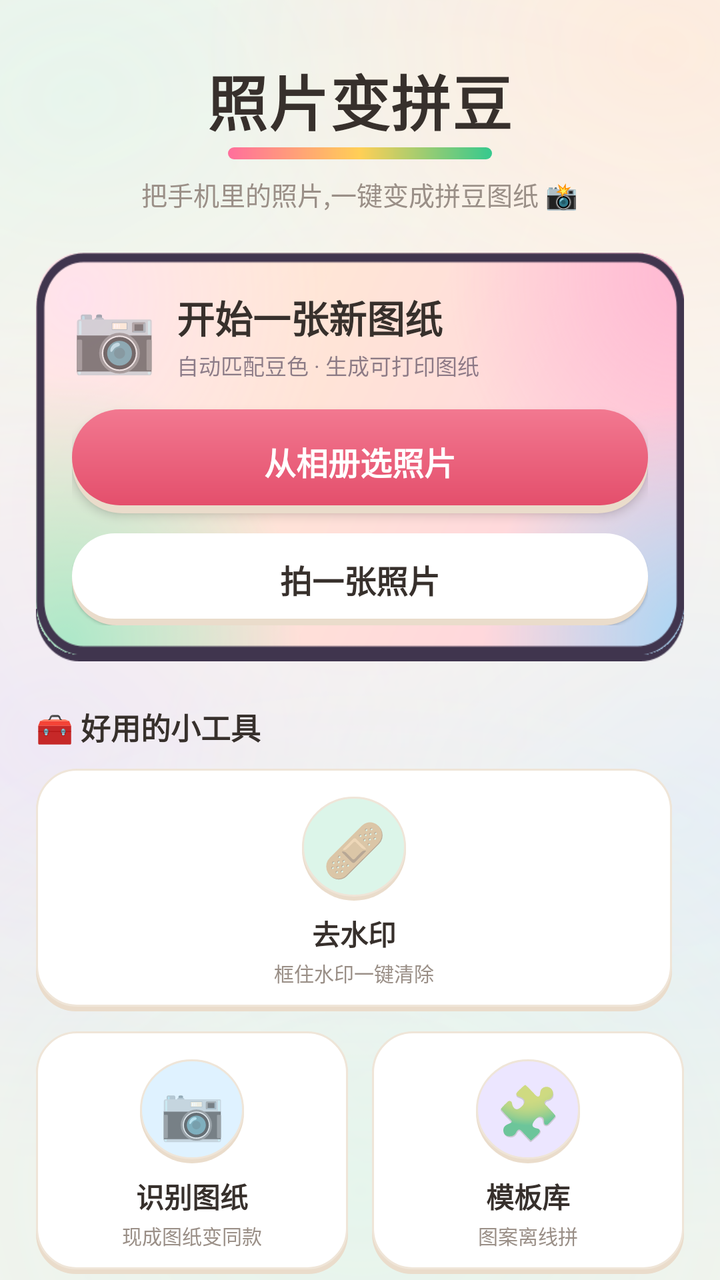
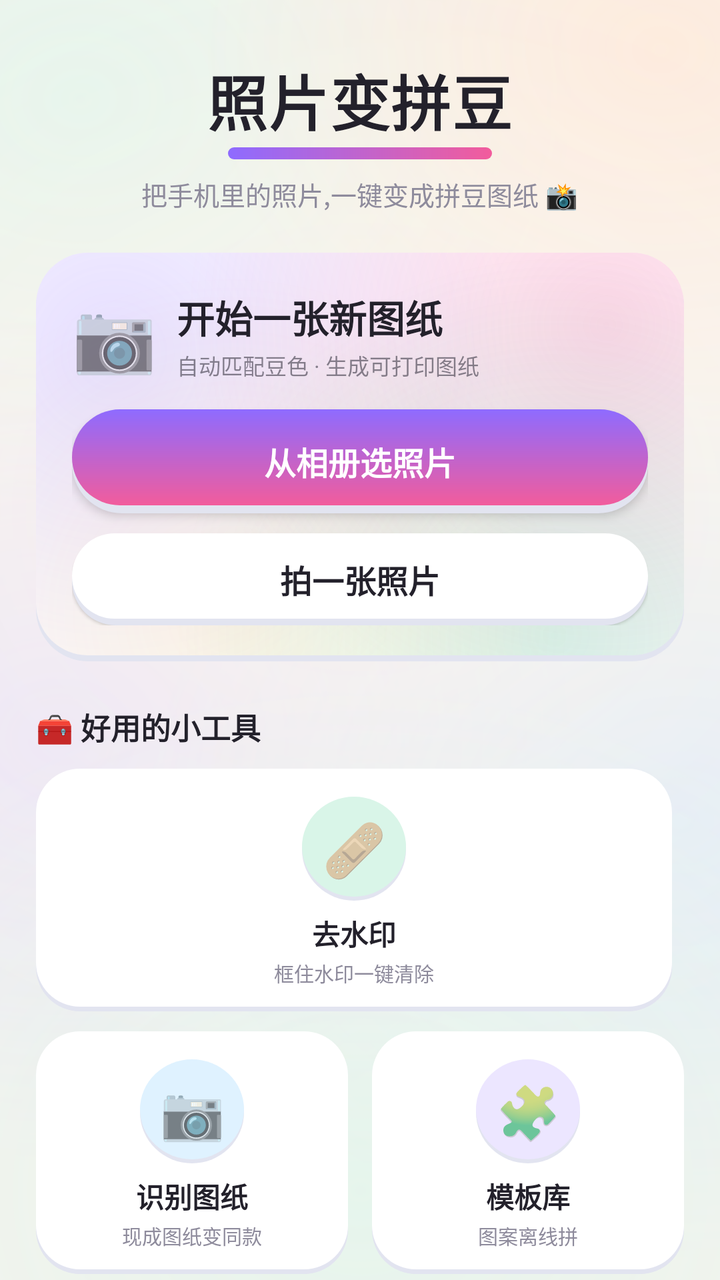

Compare the two renders of this Android layout. The source of the first and the diff that turns it into the second are given below.
<!-- AndroidManifest.xml: application theme AppTheme -->
<!-- res/layout/activity_main.xml -->
<?xml version="1.0" encoding="utf-8"?>
<ScrollView xmlns:android="http://schemas.android.com/apk/res/android"
    android:layout_width="match_parent"
    android:layout_height="match_parent"
    android:background="@drawable/bg_pegboard"
    android:fillViewport="true"
    android:scrollbars="none">

    <LinearLayout
        android:layout_width="match_parent"
        android:layout_height="wrap_content"
        android:orientation="vertical"
        android:paddingStart="18dp"
        android:paddingEnd="18dp">

        <Space
            android:layout_width="match_parent"
            android:layout_height="28dp" />

        
        <TextView
            android:layout_width="wrap_content"
            android:layout_height="wrap_content"
            android:layout_gravity="center_horizontal"
            android:letterSpacing="0.02"
            android:text="@string/app_name"
            android:textColor="@color/textMain"
            android:textSize="30sp"
            android:textStyle="bold" />

        <View
            android:layout_width="132dp"
            android:layout_height="6dp"
            android:layout_gravity="center_horizontal"
            android:layout_marginTop="2dp"
            android:background="@drawable/bg_crayon_line" />

        <TextView
            android:layout_width="wrap_content"
            android:layout_height="wrap_content"
            android:layout_gravity="center_horizontal"
            android:layout_marginTop="8dp"
            android:text="@string/main_tagline"
            android:textColor="@color/textSub"
            android:textSize="13sp" />

        
        <LinearLayout
            android:layout_width="match_parent"
            android:layout_height="wrap_content"
            android:layout_marginTop="20dp"
            android:background="@drawable/bg_hero_pastel"
            android:orientation="vertical"
            android:padding="18dp">

            <LinearLayout
                android:layout_width="match_parent"
                android:layout_height="wrap_content"
                android:gravity="center_vertical"
                android:orientation="horizontal">

                <TextView
                    android:layout_width="wrap_content"
                    android:layout_height="wrap_content"
                    android:text="📷"
                    android:textSize="34sp" />

                <LinearLayout
                    android:layout_width="0dp"
                    android:layout_height="wrap_content"
                    android:layout_marginStart="10dp"
                    android:layout_weight="1"
                    android:orientation="vertical">

                    <TextView
                        android:layout_width="wrap_content"
                        android:layout_height="wrap_content"
                        android:text="@string/main_new_title"
                        android:textColor="@color/textMain"
                        android:textSize="19sp"
                        android:textStyle="bold" />

                    <TextView
                        android:layout_width="wrap_content"
                        android:layout_height="wrap_content"
                        android:layout_marginTop="2dp"
                        android:text="@string/main_new_desc"
                        android:textColor="#9940354E"
                        android:textSize="11sp" />
                </LinearLayout>
            </LinearLayout>

            <TextView
                android:id="@+id/btnGallery"
                style="@style/BigBtn"
                android:layout_width="match_parent"
                android:layout_height="52dp"
                android:layout_marginTop="14dp"
                android:background="@drawable/bg_btn_primary"
                android:elevation="3dp"
                android:text="@string/main_pick_gallery"
                android:textColor="#FFFFFF" />

            <TextView
                android:id="@+id/btnCamera"
                style="@style/BigBtn"
                android:layout_width="match_parent"
                android:layout_height="46dp"
                android:layout_marginTop="10dp"
                android:background="@drawable/bg_btn_secondary"
                android:elevation="1dp"
                android:text="@string/main_pick_camera"
                android:textColor="@color/textMain" />
        </LinearLayout>

        
        <LinearLayout
            android:layout_width="match_parent"
            android:layout_height="wrap_content"
            android:layout_marginTop="22dp"
            android:layout_marginBottom="10dp"
            android:gravity="center_vertical"
            android:orientation="horizontal">

            <TextView
                android:layout_width="wrap_content"
                android:layout_height="wrap_content"
                android:text="@string/main_tools"
                android:textColor="@color/textMain"
                android:textSize="15sp"
                android:textStyle="bold" />

            <View
                android:layout_width="0dp"
                android:layout_height="1.5dp"
                android:layout_marginStart="10dp"
                android:background="@color/line" />
        </LinearLayout>

        
        <LinearLayout
            android:layout_width="match_parent"
            android:layout_height="wrap_content"
            android:orientation="horizontal">

            <LinearLayout
                android:id="@+id/cardWatermark"
                style="@style/ToolCard"
                android:layout_marginEnd="6dp">

                <TextView style="@style/ToolCardIcon" android:text="🩹" android:background="@drawable/bg_icon_mint" />
                <TextView style="@style/ToolCardTitle" android:text="@string/tool_watermark" />
                <TextView style="@style/ToolCardDesc" android:text="@string/tool_watermark_desc" />
            </LinearLayout>
        </LinearLayout>

        <LinearLayout
            android:layout_width="match_parent"
            android:layout_height="wrap_content"
            android:layout_marginTop="10dp"
            android:orientation="horizontal">

            <LinearLayout
                android:id="@+id/btnScanPattern"
                style="@style/ToolCard"
                android:layout_marginEnd="6dp">

                <TextView style="@style/ToolCardIcon" android:text="📷" android:background="@drawable/bg_icon_sky" />
                <TextView style="@style/ToolCardTitle" android:text="@string/tool_scan" />
                <TextView style="@style/ToolCardDesc" android:text="@string/tool_scan_desc" />
            </LinearLayout>

            <LinearLayout
                android:id="@+id/btnTemplates"
                style="@style/ToolCard"
                android:layout_marginStart="6dp">

                <TextView style="@style/ToolCardIcon" android:text="🧩" android:background="@drawable/bg_icon_lilac" />
                <TextView style="@style/ToolCardTitle" android:text="@string/tool_templates" />
                <TextView
                    android:id="@+id/toolTemplatesDesc"
                    style="@style/ToolCardDesc"
                    android:text="@string/tool_templates_desc" />
            </LinearLayout>
        </LinearLayout>

        <LinearLayout
            android:layout_width="match_parent"
            android:layout_height="wrap_content"
            android:layout_marginTop="10dp"
            android:orientation="horizontal">

            <LinearLayout
                android:id="@+id/btnText"
                style="@style/ToolCard"
                android:layout_marginEnd="6dp">

                <TextView style="@style/ToolCardIcon" android:text="🔤" android:background="@drawable/bg_icon_butter" />
                <TextView style="@style/ToolCardTitle" android:text="@string/tool_text" />
                <TextView style="@style/ToolCardDesc" android:text="@string/tool_text_desc" />
            </LinearLayout>

            <LinearLayout
                android:id="@+id/btnBlank"
                style="@style/ToolCard"
                android:layout_marginStart="6dp">

                <TextView style="@style/ToolCardIcon" android:text="✏️" android:background="@drawable/bg_icon_peach" />
                <TextView style="@style/ToolCardTitle" android:text="@string/tool_blank" />
                <TextView style="@style/ToolCardDesc" android:text="@string/tool_blank_desc" />
            </LinearLayout>
        </LinearLayout>

        <LinearLayout
            android:layout_width="match_parent"
            android:layout_height="wrap_content"
            android:layout_marginTop="10dp"
            android:orientation="horizontal">

            <LinearLayout
                android:id="@+id/btnKnowledge"
                style="@style/ToolCard"
                android:layout_marginEnd="6dp">

                <TextView style="@style/ToolCardIcon" android:text="📖" android:background="@drawable/bg_icon_pink" />
                <TextView style="@style/ToolCardTitle" android:text="@string/tool_knowledge" />
                <TextView style="@style/ToolCardDesc" android:text="@string/tool_knowledge_desc" />
            </LinearLayout>

            <LinearLayout
                android:id="@+id/btnInventoryHome"
                style="@style/ToolCard"
                android:layout_marginStart="6dp">

                <TextView style="@style/ToolCardIcon" android:text="🎒" android:background="@drawable/bg_icon_mint" />
                <TextView style="@style/ToolCardTitle" android:text="@string/tool_inventory" />
                <TextView style="@style/ToolCardDesc" android:text="@string/tool_inventory_desc" />
            </LinearLayout>
        </LinearLayout>

        
        <LinearLayout
            android:layout_width="match_parent"
            android:layout_height="wrap_content"
            android:layout_marginTop="22dp"
            android:layout_marginBottom="10dp"
            android:gravity="center_vertical"
            android:orientation="horizontal">

            <TextView
                android:layout_width="wrap_content"
                android:layout_height="wrap_content"
                android:text="@string/main_continue"
                android:textColor="@color/textMain"
                android:textSize="15sp"
                android:textStyle="bold" />

            <View
                android:layout_width="0dp"
                android:layout_height="1.5dp"
                android:layout_marginStart="10dp"
                android:background="@color/line" />
        </LinearLayout>

        <LinearLayout
            android:id="@+id/btnProjects"
            style="@style/ToolCard"
            android:layout_width="match_parent"
            android:layout_height="wrap_content"
            android:layout_marginTop="10dp"
            android:orientation="horizontal"
            android:gravity="center_vertical">

            <TextView style="@style/ToolCardIcon" android:text="🗂" android:background="@drawable/bg_icon_sky" />

            <LinearLayout
                android:layout_width="0dp"
                android:layout_height="wrap_content"
                android:layout_marginStart="12dp"
                android:layout_weight="1"
                android:orientation="vertical">

                <TextView style="@style/ToolCardTitle" android:text="@string/tool_projects" />
                <TextView style="@style/ToolCardDesc" android:text="@string/tool_projects_desc" />
            </LinearLayout>
        </LinearLayout>

        
        <LinearLayout
            android:id="@+id/btnBackup"
            style="@style/ToolCard"
            android:layout_width="match_parent"
            android:layout_height="wrap_content"
            android:layout_marginTop="10dp"
            android:orientation="horizontal"
            android:gravity="center_vertical">

            <TextView style="@style/ToolCardIcon" android:text="📦" android:background="@drawable/bg_icon_butter" />

            <LinearLayout
                android:layout_width="0dp"
                android:layout_height="wrap_content"
                android:layout_marginStart="12dp"
                android:layout_weight="1"
                android:orientation="vertical">

                <TextView style="@style/ToolCardTitle" android:text="@string/tool_backup" />
                <TextView style="@style/ToolCardDesc" android:text="@string/tool_backup_desc" />
            </LinearLayout>
        </LinearLayout>

        <TextView
            android:layout_width="wrap_content"
            android:layout_height="wrap_content"
            android:layout_gravity="center_horizontal"
            android:layout_marginTop="22dp"
            android:text="@string/main_footer"
            android:textColor="@color/textSub"
            android:textSize="12sp" />

        <Space
            android:layout_width="match_parent"
            android:layout_height="24dp" />
    </LinearLayout>
</ScrollView>
<!-- resources referenced by this layout -->
<resources>
  <color name="line">#EFE5D8</color>
  <color name="textMain">#37302C</color>
  <color name="textSub">#9A8F87</color>
  <!-- drawable bg_btn_primary (drawable) -->
  <?xml version="1.0" encoding="utf-8"?>
  <layer-list xmlns:android="http://schemas.android.com/apk/res/android">
      <item android:top="1.5dp">
          <shape android:shape="rectangle">
              <solid android:color="@color/stickerShadow" />
              <corners android:radius="30dp" />
          </shape>
      </item>
      <item android:bottom="4dp">
          <shape android:shape="rectangle">
              <gradient
                  android:angle="270"
                  android:startColor="@color/gradStart"
                  android:endColor="@color/gradEnd" />
              <corners android:radius="30dp" />
          </shape>
      </item>
  </layer-list>
  <!-- drawable bg_btn_secondary (drawable) -->
  <?xml version="1.0" encoding="utf-8"?>
  <layer-list xmlns:android="http://schemas.android.com/apk/res/android">
      <item android:top="1.5dp">
          <shape android:shape="rectangle">
              <solid android:color="@color/stickerShadow" />
              <corners android:radius="30dp" />
          </shape>
      </item>
      <item android:bottom="3.5dp">
          <shape android:shape="rectangle">
              <solid android:color="@color/card" />
              <corners android:radius="30dp" />
          </shape>
      </item>
  </layer-list>
  <!-- drawable bg_crayon_line (drawable) -->
  <?xml version="1.0" encoding="utf-8"?>
  <shape xmlns:android="http://schemas.android.com/apk/res/android"
      android:shape="rectangle">
      <gradient
          android:startColor="#FF6E9C"
          android:centerColor="#FFCF56"
          android:endColor="#35C98E"
          android:angle="0" />
      <corners android:radius="3dp" />
  </shape>
  <!-- drawable bg_hero_pastel: png bitmap (drawable-nodpi, 74205 bytes) -->
  <!-- drawable bg_icon_butter (drawable) -->
  <?xml version="1.0" encoding="utf-8"?>
  <layer-list xmlns:android="http://schemas.android.com/apk/res/android">
      <item android:top="1dp">
          <shape android:shape="oval">
              <solid android:color="@color/stickerShadow" />
          </shape>
      </item>
      <item android:bottom="2dp">
          <shape android:shape="oval">
              <solid android:color="@color/butterSoft" />
              <stroke android:width="1dp" android:color="@color/line" />
          </shape>
      </item>
  </layer-list>
  <!-- drawable bg_icon_lilac (drawable) -->
  <?xml version="1.0" encoding="utf-8"?>
  <layer-list xmlns:android="http://schemas.android.com/apk/res/android">
      <item android:top="1dp">
          <shape android:shape="oval">
              <solid android:color="@color/stickerShadow" />
          </shape>
      </item>
      <item android:bottom="2dp">
          <shape android:shape="oval">
              <solid android:color="@color/lilacSoft" />
              <stroke android:width="1dp" android:color="@color/line" />
          </shape>
      </item>
  </layer-list>
  <!-- drawable bg_icon_mint (drawable) -->
  <?xml version="1.0" encoding="utf-8"?>
  <layer-list xmlns:android="http://schemas.android.com/apk/res/android">
      <item android:top="1dp">
          <shape android:shape="oval">
              <solid android:color="@color/stickerShadow" />
          </shape>
      </item>
      <item android:bottom="2dp">
          <shape android:shape="oval">
              <solid android:color="@color/mintSoft" />
              <stroke android:width="1dp" android:color="@color/line" />
          </shape>
      </item>
  </layer-list>
  <!-- drawable bg_icon_peach (drawable) -->
  <?xml version="1.0" encoding="utf-8"?>
  <layer-list xmlns:android="http://schemas.android.com/apk/res/android">
      <item android:top="1dp">
          <shape android:shape="oval">
              <solid android:color="@color/stickerShadow" />
          </shape>
      </item>
      <item android:bottom="2dp">
          <shape android:shape="oval">
              <solid android:color="@color/peachSoft" />
              <stroke android:width="1dp" android:color="@color/line" />
          </shape>
      </item>
  </layer-list>
  <!-- drawable bg_icon_pink (drawable) -->
  <?xml version="1.0" encoding="utf-8"?>
  <layer-list xmlns:android="http://schemas.android.com/apk/res/android">
      <item android:top="1dp">
          <shape android:shape="oval">
              <solid android:color="@color/stickerShadow" />
          </shape>
      </item>
      <item android:bottom="2dp">
          <shape android:shape="oval">
              <solid android:color="@color/primaryLight" />
              <stroke android:width="1dp" android:color="@color/line" />
          </shape>
      </item>
  </layer-list>
  <!-- drawable bg_icon_sky (drawable) -->
  <?xml version="1.0" encoding="utf-8"?>
  <layer-list xmlns:android="http://schemas.android.com/apk/res/android">
      <item android:top="1dp">
          <shape android:shape="oval">
              <solid android:color="@color/stickerShadow" />
          </shape>
      </item>
      <item android:bottom="2dp">
          <shape android:shape="oval">
              <solid android:color="@color/skySoft" />
              <stroke android:width="1dp" android:color="@color/line" />
          </shape>
      </item>
  </layer-list>
  <color name="stickerShadow">#EADCCB</color>
  <color name="gradStart">#F27890</color>
  <color name="gradEnd">#E44F6C</color>
  <color name="mintSoft">#DCF5E9</color>
  <color name="primaryLight">#FBE7EC</color>
  <!-- drawable bg_card_sketch (drawable) -->
  <?xml version="1.0" encoding="utf-8"?>
  <layer-list xmlns:android="http://schemas.android.com/apk/res/android">
      <item android:top="1dp">
          <shape android:shape="rectangle">
              <solid android:color="@color/stickerShadow" />
              <corners android:radius="20dp" />
          </shape>
      </item>
      <item android:bottom="2.5dp">
          <shape android:shape="rectangle">
              <solid android:color="@color/card" />
              <stroke android:width="1dp" android:color="@color/line" />
              <corners android:radius="20dp" />
          </shape>
      </item>
  </layer-list>
  <!-- drawable bg_icon_pastel (drawable) -->
  <?xml version="1.0" encoding="utf-8"?>
  <layer-list xmlns:android="http://schemas.android.com/apk/res/android">
      <item android:top="1dp">
          <shape android:shape="oval">
              <solid android:color="@color/stickerShadow" />
          </shape>
      </item>
      <item android:bottom="2dp">
          <shape android:shape="oval">
              <solid android:color="@color/primaryLight" />
              <stroke android:width="1dp" android:color="@color/line" />
          </shape>
      </item>
  </layer-list>
  <color name="primary">#E85D75</color>
  <color name="primaryDark">#CE4A62</color>
  <color name="bg">#FAF5EF</color>
  <!-- drawable bg_dialog (drawable) -->
  <?xml version="1.0" encoding="utf-8"?>
  <shape xmlns:android="http://schemas.android.com/apk/res/android"
      android:shape="rectangle">
      <solid android:color="@color/card" />
      <stroke android:width="1dp" android:color="@color/line" />
      <corners android:radius="26dp" />
  </shape>
  <!-- unchanged entries left out for length: 41 -->
</resources>

<!-- the commit's change to res/layout/activity_main.xml (unified diff, before → after) -->
@@ -1,4 +1,5 @@
 <?xml version="1.0" encoding="utf-8"?>
+
 <ScrollView xmlns:android="http://schemas.android.com/apk/res/android"
     android:layout_width="match_parent"
     android:layout_height="match_parent"
@@ -49,7 +50,7 @@
             android:layout_width="match_parent"
             android:layout_height="wrap_content"
             android:layout_marginTop="20dp"
-            android:background="@drawable/bg_hero_pastel"
+            android:background="@drawable/bg_hero"
             android:orientation="vertical"
             android:padding="18dp">
 
@@ -85,7 +86,7 @@
                         android:layout_height="wrap_content"
                         android:layout_marginTop="2dp"
                         android:text="@string/main_new_desc"
-                        android:textColor="#9940354E"
+                        android:textColor="#993A3745"
                         android:textSize="11sp" />
                 </LinearLayout>
             </LinearLayout>
<!-- resource entries referenced after the edit -->
@@ -1,12 +1,12 @@
 <!-- resources referenced by this layout -->
 <resources>
-  <color name="line">#EFE5D8</color>
-  <color name="textMain">#37302C</color>
-  <color name="textSub">#9A8F87</color>
+  <color name="line">#E9EAF2</color>
+  <color name="textMain">#23212B</color>
+  <color name="textSub">#8E8B9C</color>
   <!-- drawable bg_btn_primary (drawable) -->
   <?xml version="1.0" encoding="utf-8"?>
   <layer-list xmlns:android="http://schemas.android.com/apk/res/android">
-      <item android:top="1.5dp">
+      <item android:top="2dp">
           <shape android:shape="rectangle">
               <solid android:color="@color/stickerShadow" />
               <corners android:radius="30dp" />
@@ -25,7 +25,7 @@
   <!-- drawable bg_btn_secondary (drawable) -->
   <?xml version="1.0" encoding="utf-8"?>
   <layer-list xmlns:android="http://schemas.android.com/apk/res/android">
-      <item android:top="1.5dp">
+      <item android:top="2dp">
           <shape android:shape="rectangle">
               <solid android:color="@color/stickerShadow" />
               <corners android:radius="30dp" />
@@ -43,13 +43,12 @@
   <shape xmlns:android="http://schemas.android.com/apk/res/android"
       android:shape="rectangle">
       <gradient
-          android:startColor="#FF6E9C"
-          android:centerColor="#FFCF56"
-          android:endColor="#35C98E"
+          android:startColor="@color/gradStart"
+          android:endColor="@color/gradEnd"
           android:angle="0" />
       <corners android:radius="3dp" />
   </shape>
-  <!-- drawable bg_hero_pastel: png bitmap (drawable-nodpi, 74205 bytes) -->
+  <!-- drawable bg_hero: vector/xml drawable (drawable, 2658 chars, omitted) -->
   <!-- drawable bg_icon_butter (drawable) -->
   <?xml version="1.0" encoding="utf-8"?>
   <layer-list xmlns:android="http://schemas.android.com/apk/res/android">
@@ -61,7 +60,6 @@
       <item android:bottom="2dp">
           <shape android:shape="oval">
               <solid android:color="@color/butterSoft" />
-              <stroke android:width="1dp" android:color="@color/line" />
           </shape>
       </item>
   </layer-list>
@@ -76,7 +74,6 @@
       <item android:bottom="2dp">
           <shape android:shape="oval">
               <solid android:color="@color/lilacSoft" />
-              <stroke android:width="1dp" android:color="@color/line" />
           </shape>
       </item>
   </layer-list>
@@ -91,7 +88,6 @@
       <item android:bottom="2dp">
           <shape android:shape="oval">
               <solid android:color="@color/mintSoft" />
-              <stroke android:width="1dp" android:color="@color/line" />
           </shape>
       </item>
   </layer-list>
@@ -106,7 +102,6 @@
       <item android:bottom="2dp">
           <shape android:shape="oval">
               <solid android:color="@color/peachSoft" />
-              <stroke android:width="1dp" android:color="@color/line" />
           </shape>
       </item>
   </layer-list>
@@ -121,7 +116,6 @@
       <item android:bottom="2dp">
           <shape android:shape="oval">
               <solid android:color="@color/primaryLight" />
-              <stroke android:width="1dp" android:color="@color/line" />
           </shape>
       </item>
   </layer-list>
@@ -136,29 +130,27 @@
       <item android:bottom="2dp">
           <shape android:shape="oval">
               <solid android:color="@color/skySoft" />
-              <stroke android:width="1dp" android:color="@color/line" />
           </shape>
       </item>
   </layer-list>
-  <color name="stickerShadow">#EADCCB</color>
-  <color name="gradStart">#F27890</color>
-  <color name="gradEnd">#E44F6C</color>
-  <color name="mintSoft">#DCF5E9</color>
-  <color name="primaryLight">#FBE7EC</color>
+  <color name="stickerShadow">#E2E4F0</color>
+  <color name="gradStart">#8E6BFF</color>
+  <color name="gradEnd">#F25C9C</color>
+  <color name="mintSoft">#D9F5E8</color>
+  <color name="primaryLight">#EFEAFF</color>
   <!-- drawable bg_card_sketch (drawable) -->
   <?xml version="1.0" encoding="utf-8"?>
   <layer-list xmlns:android="http://schemas.android.com/apk/res/android">
       <item android:top="1dp">
           <shape android:shape="rectangle">
               <solid android:color="@color/stickerShadow" />
-              <corners android:radius="20dp" />
+              <corners android:radius="22dp" />
           </shape>
       </item>
       <item android:bottom="2.5dp">
           <shape android:shape="rectangle">
               <solid android:color="@color/card" />
-              <stroke android:width="1dp" android:color="@color/line" />
-              <corners android:radius="20dp" />
+              <corners android:radius="22dp" />
           </shape>
       </item>
   </layer-list>
@@ -173,20 +165,19 @@
       <item android:bottom="2dp">
           <shape android:shape="oval">
               <solid android:color="@color/primaryLight" />
-              <stroke android:width="1dp" android:color="@color/line" />
           </shape>
       </item>
   </layer-list>
-  <color name="primary">#E85D75</color>
-  <color name="primaryDark">#CE4A62</color>
-  <color name="bg">#FAF5EF</color>
+  <color name="primary">#7C5CF4</color>
+  <color name="primaryDark">#6547E0</color>
+  <color name="bg">#F7F7FB</color>
   <!-- drawable bg_dialog (drawable) -->
   <?xml version="1.0" encoding="utf-8"?>
   <shape xmlns:android="http://schemas.android.com/apk/res/android"
       android:shape="rectangle">
       <solid android:color="@color/card" />
       <stroke android:width="1dp" android:color="@color/line" />
-      <corners android:radius="26dp" />
+      <corners android:radius="28dp" />
   </shape>
   <!-- unchanged entries left out for length: 41 -->
 </resources>
